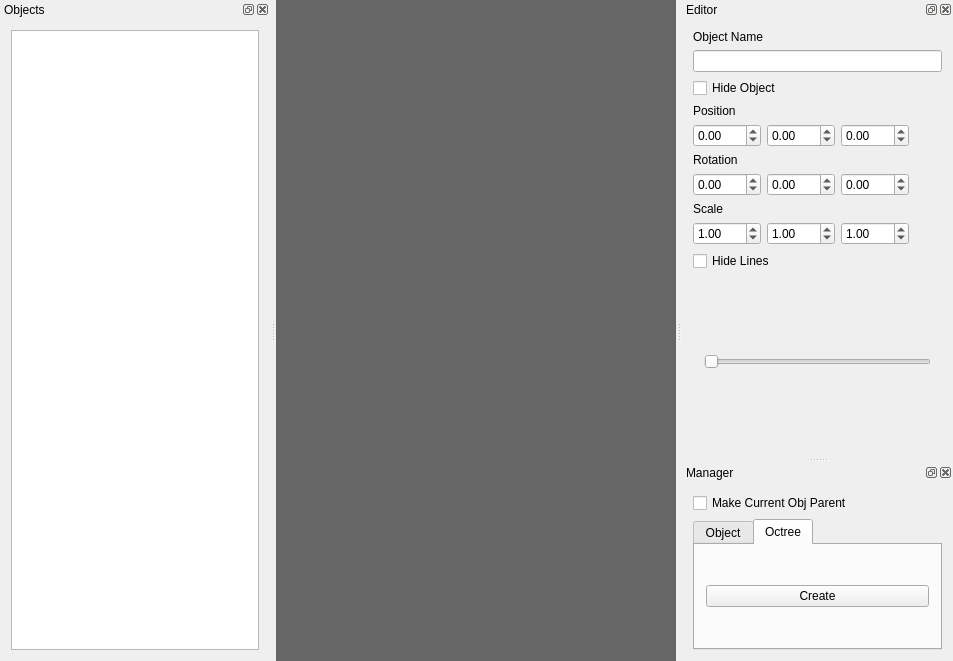
The window that ModelagemQT/mainwindow.ui (RicardoBusta/Doutorado) describes before a commit, drawn with Qt 5.
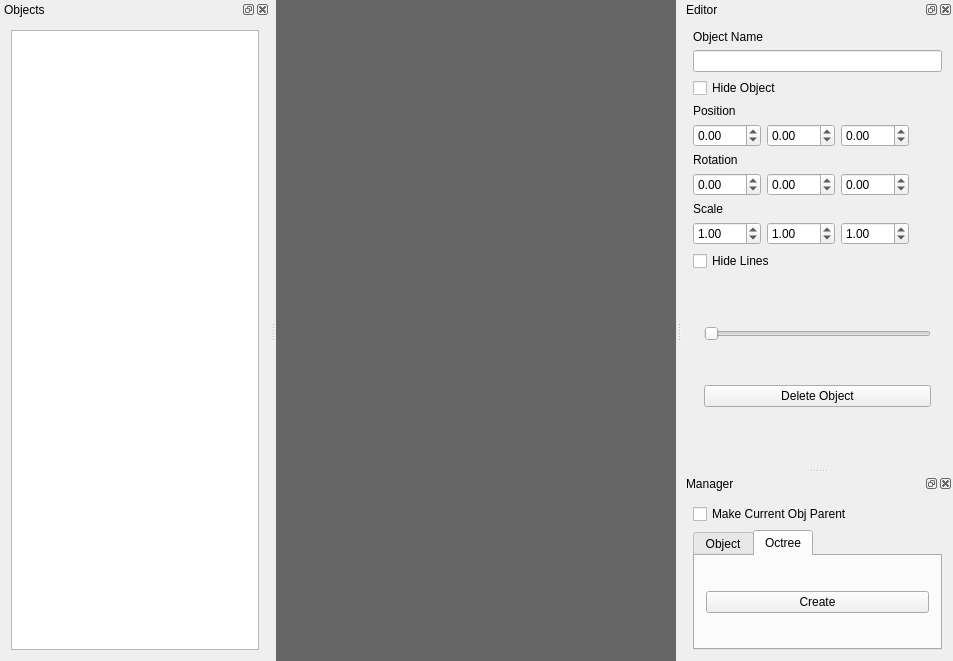
The same window after the commit. Custom widgets are drawn as their Qt base class.

What changed in the file:
```diff
--- a/ModelagemQT/mainwindow.ui
+++ b/ModelagemQT/mainwindow.ui
@@ -286,13 +286,20 @@
          <item>
           <widget class="QSlider" name="octree_spread_slider">
            <property name="maximum">
-            <number>300</number>
+            <number>1000</number>
            </property>
            <property name="orientation">
             <enum>Qt::Horizontal</enum>
            </property>
           </widget>
          </item>
+         <item>
+          <widget class="QPushButton" name="delete_object">
+           <property name="text">
+            <string>Delete Object</string>
+           </property>
+          </widget>
+         </item>
         </layout>
        </widget>
       </widget>
@@ -366,6 +373,11 @@
    <header>glwidget.h</header>
    <container>1</container>
   </customwidget>
+  <customwidget>
+   <class>TreeWidget</class>
+   <extends>QTreeWidget</extends>
+   <header>treewidget.h</header>
+  </customwidget>
  </customwidgets>
  <resources/>
  <connections/>
```
Left out of the diff: 6 changed lines with no effect on the pictures.
